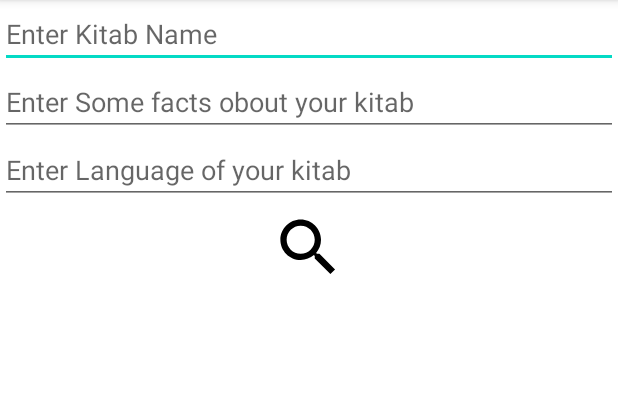
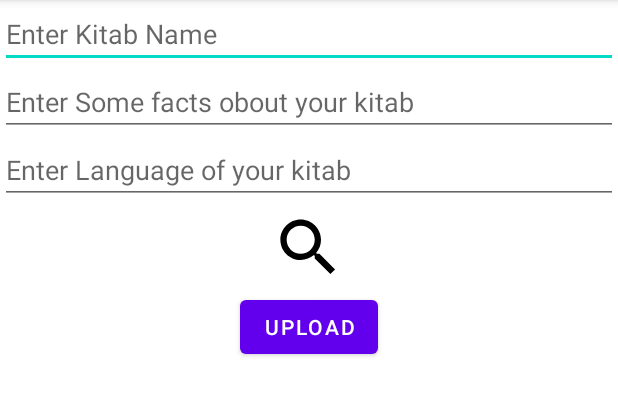
Before and after one commit to Zakhirah/Zakhirah, an Android app: the UploadKitabActivity screen opened directly, with no data from a screen before it, on a phone screen of 412 x 824 dp, the part 84-500 px from its top. Run offline under Robolectric (Android 15) with nearby library versions, the phone set to English and light mode, and no system bars.

Commit message:
designed uploadkitabactivity

```diff
--- a/app/src/main/java/com/talaba/zakhirah/UploadKitabActivity.kt
+++ b/app/src/main/java/com/talaba/zakhirah/UploadKitabActivity.kt
@@ -2,10 +2,15 @@ package com.talaba.zakhirah
 
 import androidx.appcompat.app.AppCompatActivity
 import android.os.Bundle
+import com.talaba.zakhirah.databinding.ActivityUploadKitabBinding
 
 class UploadKitabActivity : AppCompatActivity() {
+    lateinit var binding: ActivityUploadKitabBinding
     override fun onCreate(savedInstanceState: Bundle?) {
         super.onCreate(savedInstanceState)
-        setContentView(R.layout.activity_upload_kitab)
+        binding = ActivityUploadKitabBinding.inflate(layoutInflater)
+        setContentView(binding.root)
+
+
     }
 }
--- a/app/src/main/res/layout/activity_upload_kitab.xml
+++ b/app/src/main/res/layout/activity_upload_kitab.xml
@@ -31,6 +31,12 @@
         android:src="@drawable/search_icon"
         android:padding="4dp"
         android:layout_gravity="center_horizontal"/>
+    <Button
+        android:id="@+id/upload_kitab_upload"
+        android:layout_width="wrap_content"
+        android:layout_height="wrap_content"
+        android:text="Upload"
+        android:layout_gravity="center_horizontal"/>
 </LinearLayout>
 
 </ScrollView>
```
